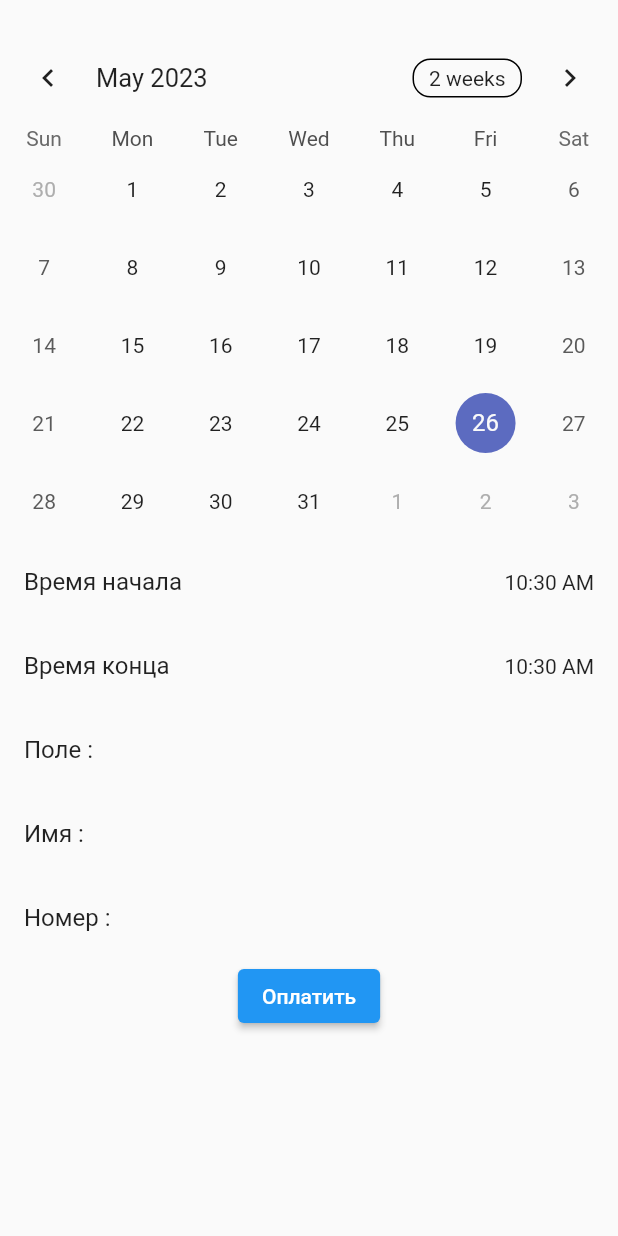
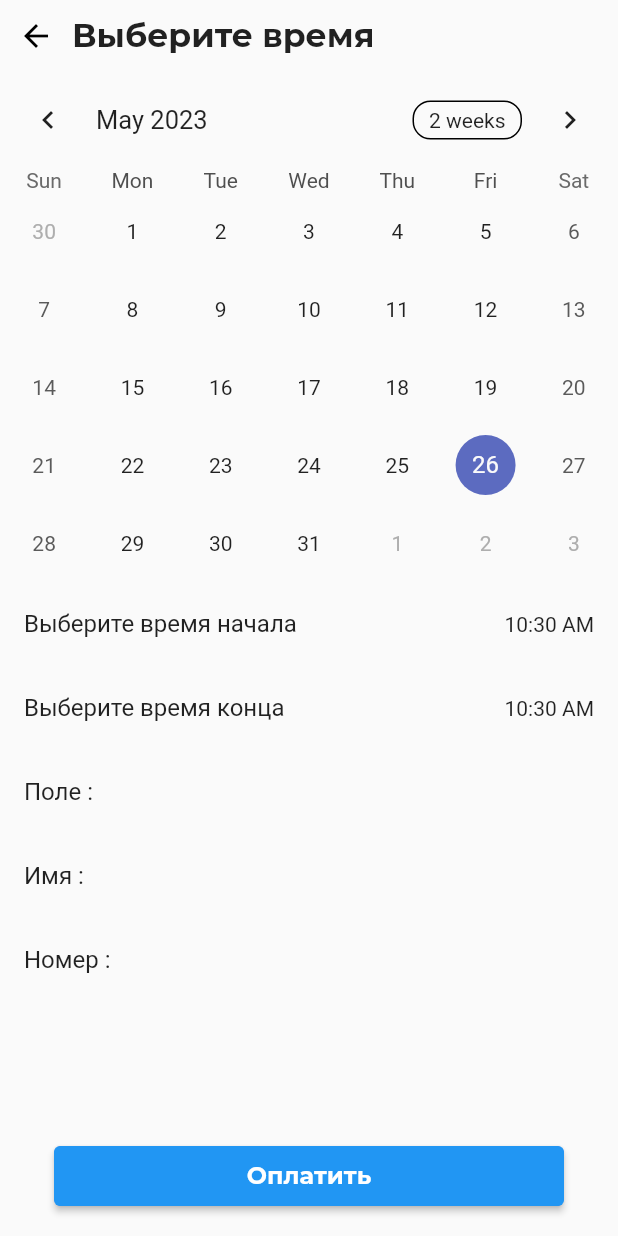
Before and after one commit to MarlenAmir/qatys_app_diploma_work, a Flutter app: the BookingDialog screen opened directly with empty values, on a phone screen of 412 x 824 dp. Run offline on Flutter 3.47's test engine with Material 2 defaults, Android fonts, the phone set to English and light mode, and no system bars; drawn by our look-alikes of table_calendar; our stand-ins replace cloud_firestore, email_validator, firebase_auth, firebase_core, firebase_messaging, firebase_storage and 9 more; missing offline and left inert: flutter_stripe; accounts and stored records are empty.

Commit message:
adding features

```diff
--- a/lib/screens/booking_dialog.dart
+++ b/lib/screens/booking_dialog.dart
@@ -5,9 +5,7 @@ import 'package:flutter_datetime_picker/flutter_datetime_picker.dart';
 import 'package:table_calendar/table_calendar.dart';
 import 'package:firebase_auth/firebase_auth.dart';
 import '../model/firebase_data.dart';
-import 'package:flutter_stripe/flutter_stripe.dart';
-import 'package:http/http.dart' as http;
-import 'dart:convert';
+import 'package:google_fonts/google_fonts.dart';
 
 class BookingDialog extends StatefulWidget {
   BookingDialog(this.firebaseData);
@@ -24,12 +22,8 @@ class _BookingDialogState extends State<BookingDialog> {
   late TimeOfDay _startTime;
   late TimeOfDay _endTime;
   String name = "";
-  String? surname;
-  String? email;
   String phoneNumber = "";
-
-
-
+  late String _userId;
 
   @override
   void initState() {
@@ -38,6 +32,8 @@ class _BookingDialogState extends State<BookingDialog> {
     _startTime = TimeOfDay.now();
     _endTime = TimeOfDay.now();
     loadData();
+    User? user = FirebaseAuth.instance.currentUser;
+    _userId = user!.uid;
   }
 
   void _selectDate(DateTime date) {
@@ -50,12 +46,26 @@ class _BookingDialogState extends State<BookingDialog> {
     setState(() {
       _startTime = time;
     });
+    builder:
+    (BuildContext context, Widget child) {
+      return MediaQuery(
+        data: MediaQuery.of(context).copyWith(alwaysUse24HourFormat: true),
+        child: child,
+      );
+    };
   }
 
   void _selectEndTime(TimeOfDay time) {
     setState(() {
       _endTime = time;
     });
+    builder:
+    (BuildContext context, Widget child) {
+      return MediaQuery(
+        data: MediaQuery.of(context).copyWith(alwaysUse24HourFormat: true),
+        child: child,
+      );
+    };
   }
 
   Future<void> loadData() async {
@@ -68,8 +78,6 @@ class _BookingDialogState extends State<BookingDialog> {
             await firestore.collection('users').doc(user.uid).get();
         setState(() {
           name = snapshot.get('name');
-          surname = snapshot.get('surname');
-          email = snapshot.get('email');
           phoneNumber = snapshot.get('phone_number');
         });
       }
@@ -80,11 +88,34 @@ class _BookingDialogState extends State<BookingDialog> {
 
   @override
   Widget build(BuildContext context) {
-    return Scaffold(
-      body: ListView(children: [
-        Column(
+    return SafeArea(
+      child: Scaffold(
+        body: Column(
           children: [
-            const SizedBox(height: 20),
+            Row(
+              children: [
+                Container(
+                  alignment: Alignment.centerLeft,
+                  child: IconButton(
+                    icon: Icon(
+                      Icons.arrow_back,
+                      color: Colors.black,
+                    ),
+                    onPressed: () {
+                      Navigator.pop(context);
+                    },
+                  ),
+                ),
+                Container(
+                  alignment: Alignment.center,
+                  child: Text(
+                    "Выберите время",
+                    style: GoogleFonts.montserrat(
+                        fontSize: 22, fontWeight: FontWeight.bold),
+                  ),
+                ),
+              ],
+            ),
             TableCalendar(
               calendarFormat: CalendarFormat.month,
               onDaySelected: (date, _) => _selectDate(date),
@@ -96,26 +127,27 @@ class _BookingDialogState extends State<BookingDialog> {
               },
             ),
             ListTile(
-              title: Text('Время начала'),
+              title: Text('Выберите время начала'),
               trailing: Text(_startTime.format(context)),
               onTap: () {
                 DatePicker.showTimePicker(
-                  locale: LocaleType.ru, // Установите локаль на русский
-
+                  locale: LocaleType.ru,
                   context,
                   currentTime: DateTime.now(),
+                  showSecondsColumn: false,
                   onConfirm: (time) =>
                       _selectStartTime(TimeOfDay.fromDateTime(time)),
                 );
               },
             ),
             ListTile(
-              title: Text('Время конца'),
+              title: Text('Выберите время конца'),
               trailing: Text(_endTime.format(context)),
               onTap: () {
                 DatePicker.showTimePicker(
                   context,
                   currentTime: DateTime.now(),
+                  showSecondsColumn: false,
                   onConfirm: (time) =>
                       _selectEndTime(TimeOfDay.fromDateTime(time)),
                 );
@@ -133,30 +165,71 @@ class _BookingDialogState extends State<BookingDialog> {
               title: Text('Номер :'),
               trailing: Text(phoneNumber),
             ),
-            ElevatedButton(
-              onPressed: () {
+            Spacer(),
+            Container(
+              decoration: BoxDecoration(
+                borderRadius: BorderRadius.circular(5),
+                color: Color(0xFF646AFF),
+              ),
+              width: 340,
+              height: 40,
+              child: ElevatedButton(
+                onPressed: () async {
                   if (_selectedDate != null &&
                       _startTime != null &&
                       _endTime != null) {
-
-                  // Perform booking or other actions with the selected date, start time, and end time
-                  print('Selected Date: $_selectedDate');
-                  print('Start Time: $_startTime');
-                  print('End Time: $_endTime');
-                  print('Name : $name');
-                  print('Поле : ${widget.firebaseData.name}');
-                  print('Name : $phoneNumber');
+                    paymentService.makePayment();
+                    final FirebaseFirestore firestore =
+                        FirebaseFirestore.instance;
+                    await firestore.collection('bookings').doc(_userId).set({
+                      'SelectedDay': _selectedDate,
+                      'startDate':
+                          '${_startTime.hour.toString().padLeft(2, '0')}:${_startTime.minute.toString().padLeft(2, '0')}',
+                      'endDate':
+                          '${_endTime.hour.toString().padLeft(2, '0')}:${_endTime.minute.toString().padLeft(2, '0')}',
+                      'foregroundName': widget.firebaseData.name,
+                      'name': name,
+                      'phoneNumber': phoneNumber,
+                    });
                   } else {
-                  // Handle case where any of the values is not selected
                     print('Please select all values');
                   }
-                paymentService.makePayment();
+                  showDialog(
+                  context: context,
+                  builder: (BuildContext context) {
+                    Future.delayed(Duration(seconds: 3), () {
+                      Navigator.of(context).pop();
+                    });
+
+                    return AlertDialog(
+                      title: Text('Успешно!', style: GoogleFonts.montserrat(
+                        fontWeight: FontWeight.normal,
+                        fontSize: 16,
+                        color: Colors.black.withOpacity(0.5),
+                      ),),
+                      content: Text('Данные успешно сохранены.', style: GoogleFonts.montserrat(
+                        fontWeight: FontWeight.normal,
+                        fontSize: 14,
+                        color: Colors.black.withOpacity(0.5),
+                      ),),
+                    );
                   },
-              child: Text("Оплатить"),
+                );
+                },
+                child: Center(
+                    child: Text(
+                  'Оплатить',
+                  style: GoogleFonts.montserrat(
+                      fontSize: 16,
+                      fontWeight: FontWeight.bold,
+                      color: Colors.white),
+                )),
               ),
+            ),
+            SizedBox(height:20),
           ],
         ),
-      ]),
+      ),
     );
   }
 }
```
Also changed, not shown: lib/screens/booking_page.dart (+26 -12 lines). Lines whose indentation alone changed are shown as unchanged.
